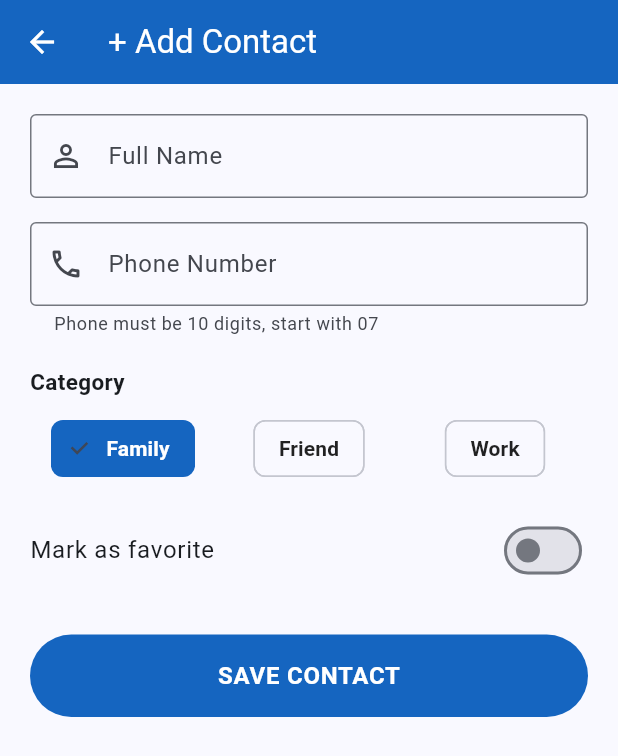
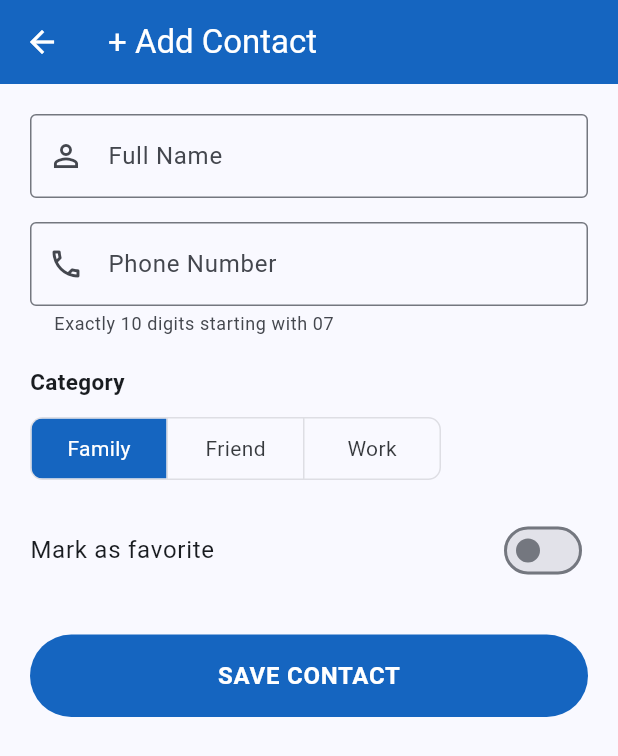
Before and after one commit to shifo70/JokesApp, a Flutter app: the ContactFormScreen screen opened directly, on a phone screen of 412 x 824 dp. Shown: the top 756 px of the screen. Run offline on Flutter 3.47's test engine with Material 3 defaults, Android fonts, the phone set to English and light mode, and no system bars; network calls fail.

Commit message:
Fix contact create: clearer errors, auto schema, no seed phone conflict
- Remove seed phones that collided with the form hint (0788123456)
- Auto-create DB/table on backend start if MySQL is reachable
- Normalize phone client-side and show server error details
- Improve category selection so Save cannot lose category

Co-authored-by: shifo70 <shifo70@users.noreply.github.com>

```diff
--- a/contact-book-app/flutter_app/lib/screens/contact_form_screen.dart
+++ b/contact-book-app/flutter_app/lib/screens/contact_form_screen.dart
@@ -51,14 +51,14 @@ class _ContactFormScreenState extends State<ContactFormScreen> {
         data = await ApiService.updateContact(
           id: widget.contact!.id,
           fullName: _nameController.text.trim(),
-          phoneNumber: _phoneController.text.trim(),
+          phoneNumber: _phoneController.text,
           category: _category,
           isFavorite: _isFavorite,
         );
       } else {
         data = await ApiService.createContact(
           fullName: _nameController.text.trim(),
-          phoneNumber: _phoneController.text.trim(),
+          phoneNumber: _phoneController.text,
           category: _category,
           isFavorite: _isFavorite,
         );
@@ -74,8 +74,8 @@ class _ContactFormScreenState extends State<ContactFormScreen> {
       Navigator.of(context).pop(true);
     } on ApiException catch (e) {
       _showError(e.message);
-    } catch (_) {
-      _showError('Connection failed. Is the backend running?');
+    } catch (e) {
+      _showError('Could not save contact: $e');
     } finally {
       if (mounted) setState(() => _loading = false);
     }
@@ -119,13 +119,13 @@ class _ContactFormScreenState extends State<ContactFormScreen> {
                   keyboardType: TextInputType.phone,
                   decoration: const InputDecoration(
                     labelText: 'Phone Number',
-                    hintText: '0788123456',
-                    helperText: 'Phone must be 10 digits, start with 07',
+                    hintText: '0712345678',
+                    helperText: 'Exactly 10 digits starting with 07',
                     border: OutlineInputBorder(),
                     prefixIcon: Icon(Icons.phone_outlined),
                   ),
                   validator: (v) {
-                    final phone = (v ?? '').trim().replaceAll(RegExp(r'\s+'), '');
+                    final phone = ApiService.normalizePhone(v ?? '');
                     if (!RegExp(r'^07\d{8}$').hasMatch(phone)) {
                       return 'Must be 10 digits starting with 07';
                     }
@@ -138,32 +138,27 @@ class _ContactFormScreenState extends State<ContactFormScreen> {
                   style: TextStyle(fontWeight: FontWeight.w600, fontSize: 15),
                 ),
                 const SizedBox(height: 10),
-                Row(
-                  children: _categories.map((cat) {
-                    final selected = _category == cat;
-                    return Expanded(
-                      child: Padding(
-                        padding: const EdgeInsets.symmetric(horizontal: 4),
-                        child: ChoiceChip(
-                          label: Text(cat),
-                          selected: selected,
-                          onSelected: (_) => setState(() => _category = cat),
-                          selectedColor: const Color(0xFF1565C0),
-                          labelStyle: TextStyle(
-                            color: selected ? Colors.white : Colors.black87,
-                            fontWeight: FontWeight.w600,
-                          ),
-                        ),
-                      ),
-                    );
-                  }).toList(),
+                ToggleButtons(
+                  isSelected: _categories.map((c) => c == _category).toList(),
+                  onPressed: (index) {
+                    setState(() => _category = _categories[index]);
+                  },
+                  borderRadius: BorderRadius.circular(8),
+                  selectedColor: Colors.white,
+                  fillColor: const Color(0xFF1565C0),
+                  constraints: const BoxConstraints(minHeight: 40, minWidth: 90),
+                  children: _categories
+                      .map((c) => Padding(
+                            padding: const EdgeInsets.symmetric(horizontal: 8),
+                            child: Text(c),
+                          ))
+                      .toList(),
                 ),
                 const SizedBox(height: 16),
                 SwitchListTile(
                   contentPadding: EdgeInsets.zero,
                   title: const Text('Mark as favorite'),
                   value: _isFavorite,
-                  activeColor: const Color(0xFF1565C0),
                   onChanged: (v) => setState(() => _isFavorite = v),
                 ),
                 const SizedBox(height: 28),
```
Also changed, not shown: contact-book-app/flutter_app/lib/models/contact.dart (+13 -6 lines), contact-book-app/flutter_app/lib/services/api_service.dart (+32 -13 lines), 5 other files.
